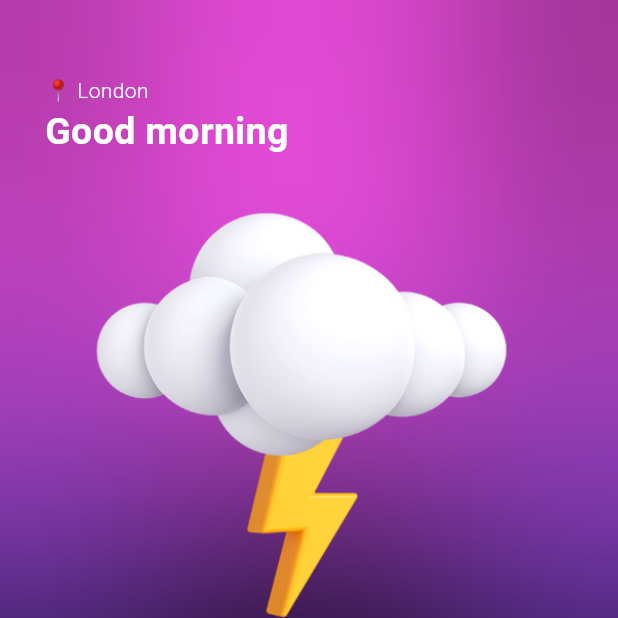
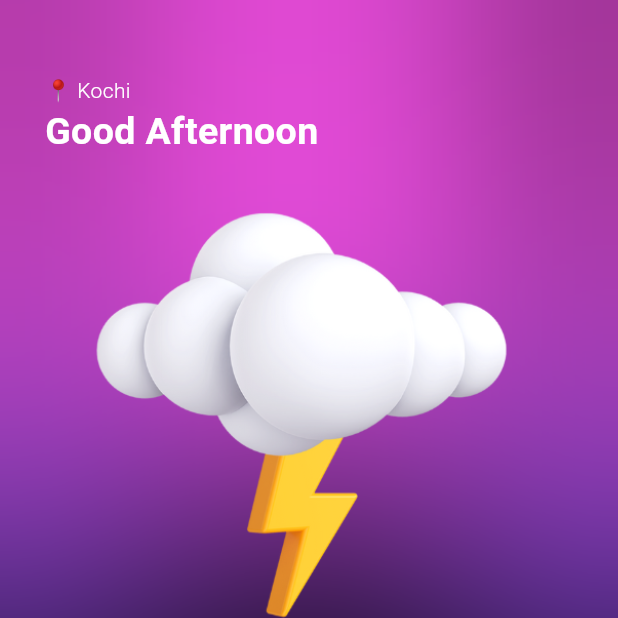
Before and after one commit to muhailyas/weather_app, a Flutter app: the screen it shows after launch, on a phone screen of 412 x 824 dp, the top half of it. Run offline on Flutter 3.47's test engine with Material 3 defaults, Android fonts, the phone set to English and light mode, and no system bars; our stand-ins replace dio.

Commit message:
before add api

```diff
--- a/lib/features/weather_info/presentation/pages/home/home_page.dart
+++ b/lib/features/weather_info/presentation/pages/home/home_page.dart
@@ -1,6 +1,4 @@
 import 'dart:ui';
-
-import 'package:flutter/foundation.dart';
 import 'package:flutter/material.dart';
 import 'package:flutter/services.dart';
 import 'package:weather_app/core/constants/constants.dart';
@@ -62,14 +60,14 @@ class HomePage extends StatelessWidget {
                   crossAxisAlignment: CrossAxisAlignment.start,
                   children: [
                     const Text(
-                      '📍 London',
+                      '📍 Kochi',
                       style: TextStyle(
                         color: Colors.white,
                         fontWeight: FontWeight.w300,
                       ),
                     ),
                     const Text(
-                      'Good morning',
+                      'Good Afternoon',
                       style: TextStyle(
                         fontSize: 25,
                         color: Colors.white,
--- a/pubspec.yaml
+++ b/pubspec.yaml
@@ -36,6 +36,8 @@ dependencies:
   # Use with the CupertinoIcons class for iOS style icons.
   cupertino_icons: ^1.0.2
   dio: ^5.4.0
+  flutter_bloc: ^8.1.3
+  bloc: ^8.1.2
 
 dev_dependencies:
   flutter_test:
```
Also changed, not shown: pubspec.lock.
